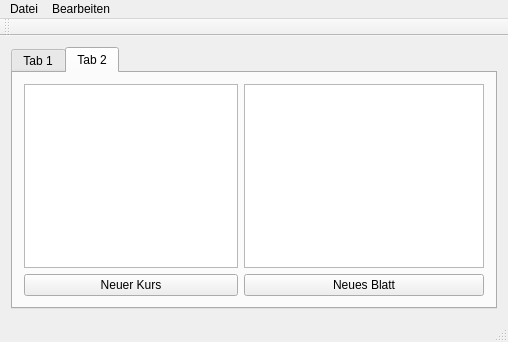
Above: mainwindow.ui from soekkle/Punkte before the change. Below: the same form after it.
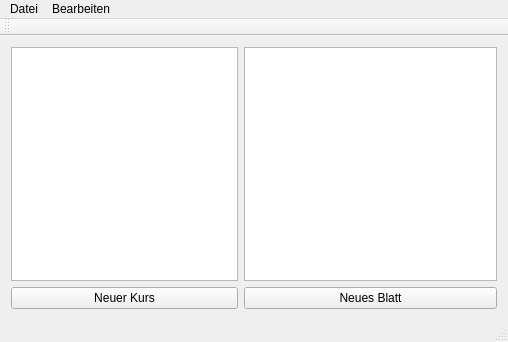
That is the form after the change.

Commit message: Mehrere Änderungen am Programm Beim Beenden Wurde Ein Dialog angefangen einzufügen der Nachfragt ob beendet werden soll. Oberfäche wurde verändert. Der Menüeintrag neu läuft jetzt.

The edit to the form file:
```diff
--- a/mainwindow.ui
+++ b/mainwindow.ui
@@ -16,40 +16,8 @@
   <widget class="QWidget" name="centralWidget">
    <layout class="QHBoxLayout" name="horizontalLayout">
     <item>
-     <widget class="QTabWidget" name="tabWidget">
-      <property name="whatsThis">
-       <string/>
-      </property>
-      <property name="accessibleName">
-       <string/>
-      </property>
-      <property name="currentIndex">
-       <number>1</number>
-      </property>
-      <widget class="QWidget" name="tab">
-       <attribute name="title">
-        <string>Tab 1</string>
-       </attribute>
-      </widget>
-      <widget class="QWidget" name="tabEingabe">
-       <attribute name="title">
-        <string>Tab 2</string>
-       </attribute>
-       <layout class="QGridLayout" name="gridLayout">
-        <item row="0" column="1">
-         <widget class="QTableView" name="tableView">
-          <attribute name="horizontalHeaderCascadingSectionResizes">
-           <bool>false</bool>
-          </attribute>
-          <attribute name="horizontalHeaderDefaultSectionSize">
-           <number>135</number>
-          </attribute>
-          <attribute name="horizontalHeaderStretchLastSection">
-           <bool>true</bool>
-          </attribute>
-         </widget>
-        </item>
-        <item row="0" column="0">
+     <layout class="QVBoxLayout" name="verticalLayout_2">
+      <item>
          <widget class="QListView" name="listView">
           <property name="maximumSize">
            <size>
@@ -62,14 +30,31 @@
           </property>
          </widget>
         </item>
-        <item row="1" column="0">
+      <item>
          <widget class="QPushButton" name="pushNKurs">
           <property name="text">
            <string>Neuer Kurs</string>
           </property>
          </widget>
         </item>
-        <item row="1" column="1">
+     </layout>
+    </item>
+    <item>
+     <layout class="QVBoxLayout" name="verticalLayout">
+      <item>
+       <widget class="QTableView" name="tableView">
+        <attribute name="horizontalHeaderCascadingSectionResizes">
+         <bool>false</bool>
+        </attribute>
+        <attribute name="horizontalHeaderDefaultSectionSize">
+         <number>135</number>
+        </attribute>
+        <attribute name="horizontalHeaderStretchLastSection">
+         <bool>true</bool>
+        </attribute>
+       </widget>
+      </item>
+      <item>
          <widget class="QPushButton" name="pushNBlatt">
           <property name="text">
            <string>Neues Blatt</string>
@@ -77,8 +62,6 @@
          </widget>
         </item>
        </layout>
-      </widget>
-     </widget>
     </item>
    </layout>
   </widget>
```
Left out of the diff: 7 changed lines with no effect on the pictures. Lines whose indentation alone changed are shown as unchanged. The commit also changes 2 other files.
